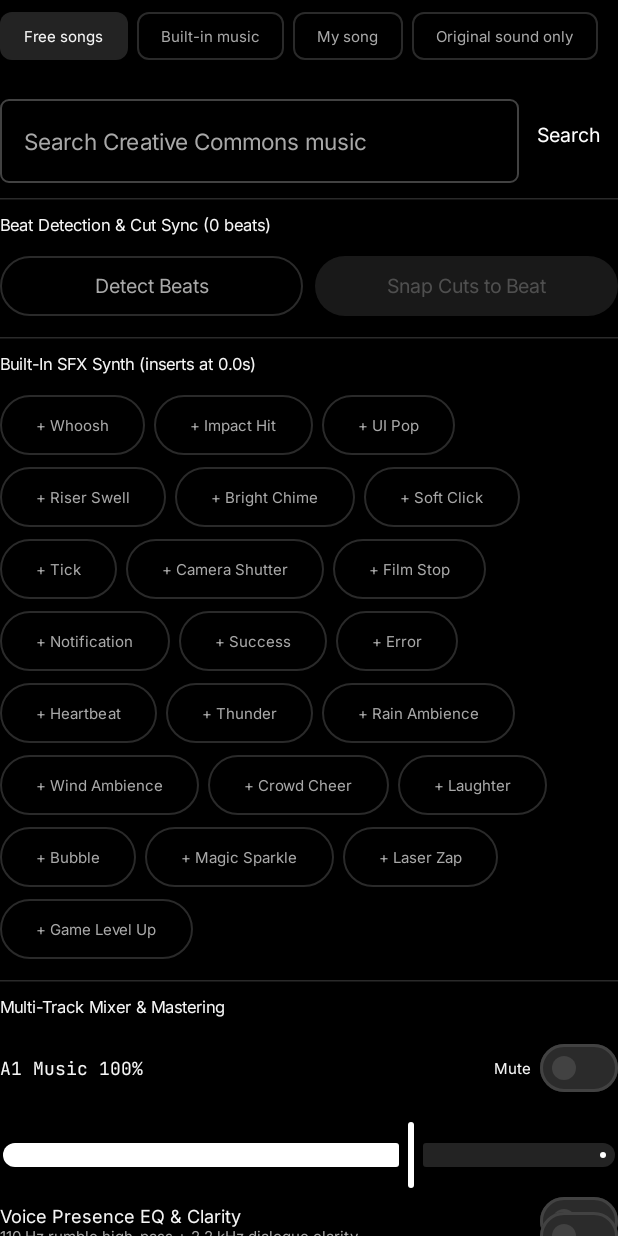
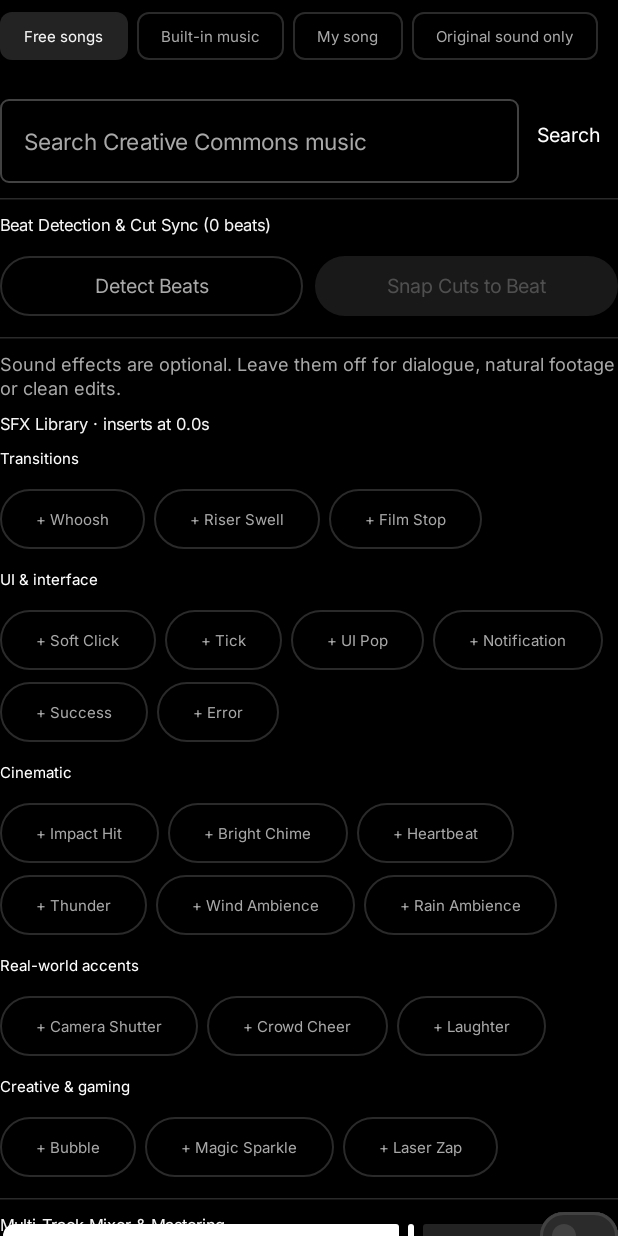
Before and after one commit to actxxxx02-png/AngKur-v2, an Android app built with Jetpack Compose: the composable AudioStudioPanel shown on its own in the app's theme, on a phone screen of 412 x 824 dp. Run offline under Robolectric (Android 15) with nearby library versions, the phone set to English and light mode, and no system bars; pictures from the network do not load.

Commit message:
Group SFX library and explain sparse usage

```diff
--- a/app/src/main/java/com/promptcut/app/ui/components/InspectorAndExportPanels.kt
+++ b/app/src/main/java/com/promptcut/app/ui/components/InspectorAndExportPanels.kt
@@ -501,18 +501,18 @@ fun AudioStudioPanel(vm: EditorViewModel, onPickSong: () -> Unit) {
         }
 
         HorizontalDivider()
-        Text("Built-In SFX Synth (inserts at ${round1(usToSec(vm.playheadUs))}s)", style = MaterialTheme.typography.labelMedium)
-        FlowRow(horizontalArrangement = Arrangement.spacedBy(6.dp)) {
-            SfxType.entries.forEach { sfx ->
-                OutlinedButton(
-                    onClick = { vm.insertSfxAtPlayhead(sfx) },
-                    modifier = Modifier.testTag("sfx_${sfx.key}_button"),
-                ) {
-                    Text("+ ${sfx.label}", style = MaterialTheme.typography.labelSmall)
+        Text("Sound effects are optional. Leave them off for dialogue, natural footage or clean edits.", style = MaterialTheme.typography.bodySmall, color = MaterialTheme.colorScheme.onSurfaceVariant)
+        Text("SFX Library · inserts at ${round1(usToSec(vm.playheadUs))}s", style = MaterialTheme.typography.labelMedium)
+        com.promptcut.app.audio.SfxSynth.categories().forEach { (category, sounds) ->
+            Text(category, style = MaterialTheme.typography.labelSmall, color = MaterialTheme.colorScheme.primary)
+            FlowRow(horizontalArrangement = Arrangement.spacedBy(6.dp)) {
+                sounds.forEach { sfx ->
+                    OutlinedButton(onClick = { vm.insertSfxAtPlayhead(sfx) }, modifier = Modifier.testTag("sfx_${sfx.key}_button")) {
+                        Text("+ ${sfx.label}", style = MaterialTheme.typography.labelSmall)
+                    }
                 }
             }
         }
-
         HorizontalDivider()
         Text("Multi-Track Mixer & Mastering", style = MaterialTheme.typography.labelMedium)
         Row(Modifier.fillMaxWidth(), verticalAlignment = Alignment.CenterVertically) {
```
